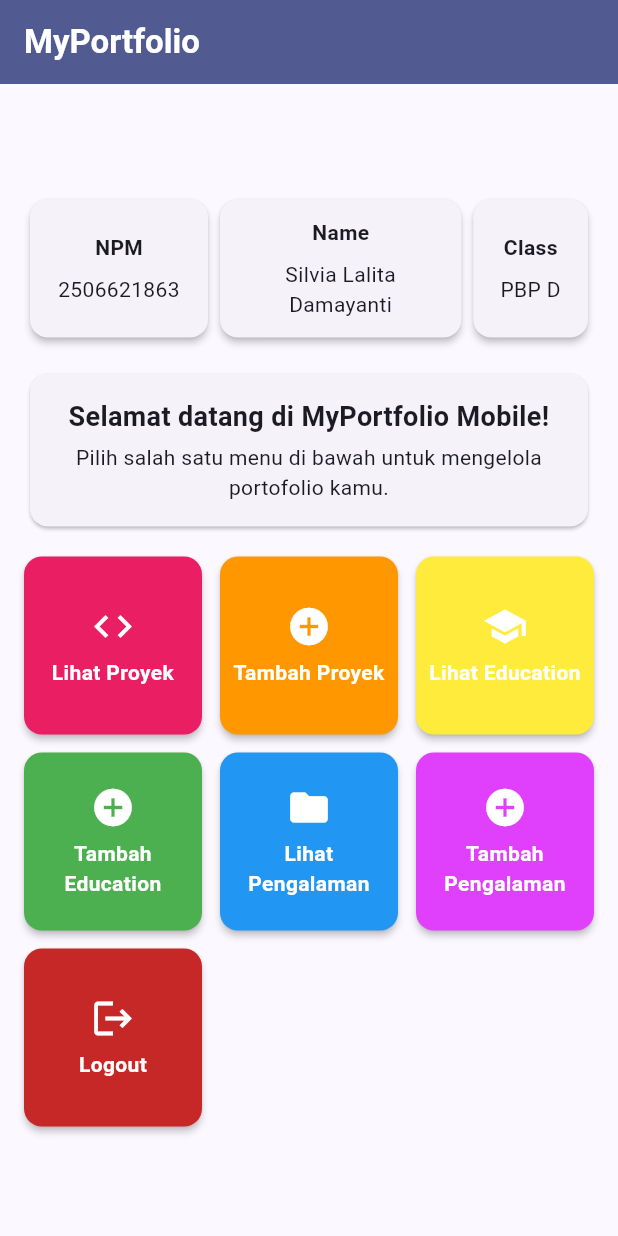
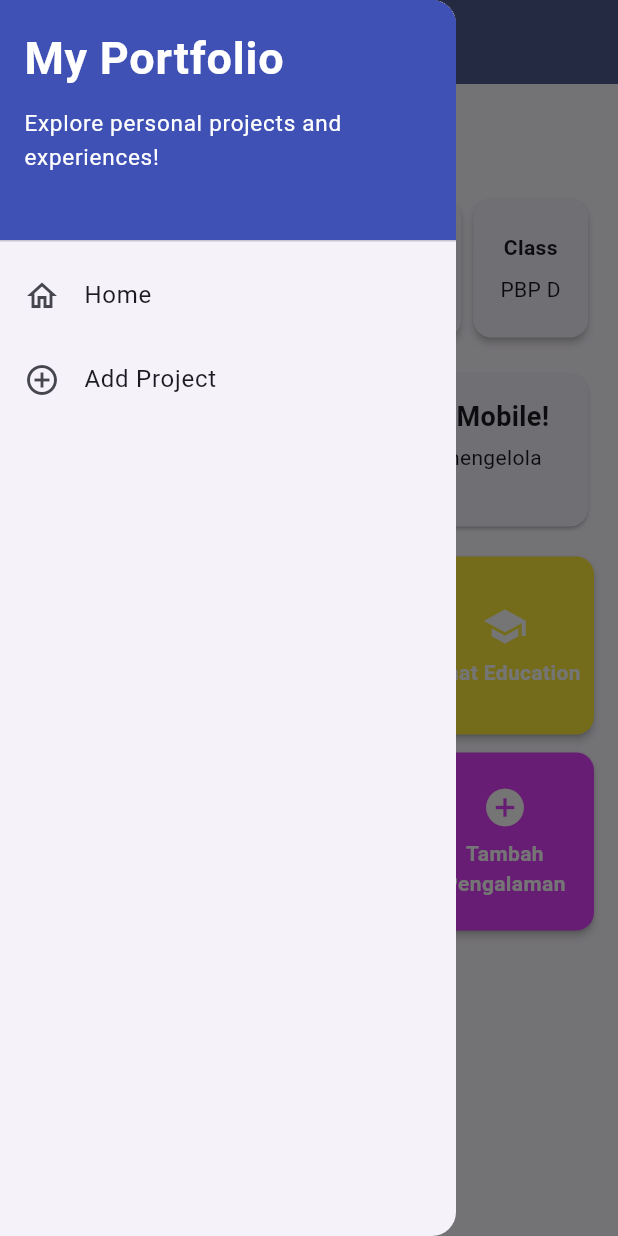
Before and after one commit to silvialalita/myportofolio_mobile, a Flutter app: the screen it shows after launch, with the side drawer open (before the commit the screen has no drawer), on a phone screen of 412 x 824 dp. Run offline on Flutter 3.47's test engine with Material 3 defaults, Android fonts, the phone set to English and light mode, and no system bars.

Commit message:
Tutorial 09: Flutter Navigation, Layouts, Forms, and Input Elements

```diff
--- a/lib/main.dart
+++ b/lib/main.dart
@@ -1,5 +1,5 @@
 import 'package:flutter/material.dart';
-import 'package:myportofolio_mobile/menu.dart';
+import 'package:myportofolio_mobile/screens/menu.dart';
 
 void main() {
   runApp(const MyApp());
--- a/lib/menu.dart
+++ b/lib/screens/menu.dart
@@ -1,4 +1,6 @@
 import 'package:flutter/material.dart';
+import 'package:myportofolio_mobile/widgets/left_drawer.dart';
+import 'package:myportofolio_mobile/widgets/project_card.dart';
 
 /// Model data untuk satu tombol aksi pada halaman utama.
 ///
@@ -53,7 +55,11 @@ class MyHomePage extends StatelessWidget {
           ),
         ),
         backgroundColor: Theme.of(context).colorScheme.primary,
+        iconTheme: const IconThemeData(color: Colors.white)
       ),
+
+      drawer: const LeftDrawer(),
+
       // SafeArea menjauhkan konten dari notch/tepi layar.
       body: SafeArea(
         // Center + ConstrainedBox: batasi lebar agar rapi di layar lebar
@@ -61,7 +67,7 @@ class MyHomePage extends StatelessWidget {
         child: Center(
           child: ConstrainedBox(
             constraints: const BoxConstraints(maxWidth: 600),
-            // SingleChildScrollView: halaman bisa di-scroll sehingga tidak
+            // SingleCvhildScrollView: halaman bisa di-scroll sehingga tidak
             // overflow pada layar kecil.
             child: SingleChildScrollView(
               padding: const EdgeInsets.all(16),
@@ -169,73 +175,3 @@ class InfoCard extends StatelessWidget {
     );
   }
 }
-
-/// Tombol aksi berbentuk kartu berwarna.
-///
-/// Warna, ikon, dan teks seluruhnya dibaca dari [item]. Saat ditekan,
-/// menampilkan SnackBar "Kamu telah menekan tombol [nama]!".
-class ItemCard extends StatelessWidget {
-  /// Data tombol yang ditampilkan.
-  final ItemHomepage item;
-
-  const ItemCard(this.item, {super.key});
-
-  /// Menampilkan SnackBar berwarna sesuai tombol; SnackBar lama ditutup dulu
-  /// agar pesan tidak menumpuk.
-  void _showSnackBar(BuildContext context) {
-    ScaffoldMessenger.of(context)
-      ..hideCurrentSnackBar()
-      ..showSnackBar(
-        SnackBar(
-          backgroundColor: item.color,
-          behavior: SnackBarBehavior.floating,
-          duration: const Duration(seconds: 2),
-          content: Row(
-            children: [
-              Icon(item.icon, color: Colors.white),
-              const SizedBox(width: 12),
-              Expanded(
-                child: Text(
-                  'Kamu telah menekan tombol ${item.name}!',
-                  style: const TextStyle(color: Colors.white),
-                ),
-              ),
-            ],
-          ),
-        ),
-      );
-  }
-
-  @override
-  Widget build(BuildContext context) {
-    return Material(
-      color: item.color,
-      elevation: 2,
-      borderRadius: BorderRadius.circular(12),
-      child: InkWell(
-        borderRadius: BorderRadius.circular(12),
-        onTap: () => _showSnackBar(context),
-        child: Padding(
-          padding: const EdgeInsets.all(8),
-          child: Column(
-            mainAxisAlignment: MainAxisAlignment.center,
-            children: [
-              Icon(item.icon, color: Colors.white, size: 30),
-              const SizedBox(height: 6),
-              Text(
-                item.name,
-                textAlign: TextAlign.center,
-                maxLines: 2,
-                overflow: TextOverflow.ellipsis,
-                style: const TextStyle(
-                  color: Colors.white,
-                  fontWeight: FontWeight.w600,
-                ),
-              ),
-            ],
-          ),
-        ),
-      ),
-    );
-  }
-}
--- /dev/null
+++ b/lib/widgets/left_drawer.dart
@@ -0,0 +1,71 @@
+import 'package:flutter/material.dart';
+import 'package:myportofolio_mobile/screens/menu.dart';
+import 'package:myportofolio_mobile/screens/project_form.dart';
+
+class LeftDrawer extends StatelessWidget {
+  const LeftDrawer({super.key});
+
+  @override
+  Widget build(BuildContext context) {
+    return Drawer(
+      child: ListView(
+        children: [
+          const DrawerHeader(
+            decoration: BoxDecoration(
+              color: Colors.indigo,
+            ),
+            child: Column(
+              crossAxisAlignment: CrossAxisAlignment.start,
+              children: [
+                Text(
+                  'My Portfolio',
+                  style: TextStyle(
+                    fontSize: 30,
+                    fontWeight: FontWeight.bold,
+                    color: Colors.white,
+                  ),
+                ),
+                SizedBox(height: 10),
+                Text(
+                  'Explore personal projects and experiences!',
+                  style: TextStyle(
+                    fontSize: 15,
+                    color: Colors.white,
+                  ),
+                ),
+              ],
+            ),
+          ),
+
+          ListTile(
+            leading: const Icon(Icons.home_outlined),
+            title: const Text('Home'),
+            // Navigasi ke halaman utama portofolio
+            onTap: () {
+              Navigator.pushReplacement(
+                context,
+                MaterialPageRoute(
+                  builder: (context) => MyHomePage(),
+                ),
+              );
+            },
+          ),
+          ListTile(
+            leading: const Icon(Icons.add_circle_outline),
+            title: const Text('Add Project'),
+            // Navigasi ke halaman tambah proyek
+            onTap: () {
+              Navigator.pushReplacement(
+                context,
+                MaterialPageRoute(
+                  builder: (context) => ProjectFormPage(),
+                ),
+              );
+
+            },
+          ),
+        ],
+      ),
+    );
+  }
+}
--- /dev/null
+++ b/lib/widgets/project_card.dart
@@ -0,0 +1,90 @@
+import 'package:flutter/material.dart';
+import 'package:myportofolio_mobile/screens/project_form.dart';
+import 'package:myportofolio_mobile/screens/menu.dart';
+
+/// Tombol aksi berbentuk kartu berwarna.
+///
+/// Warna, ikon, dan teks seluruhnya dibaca dari [item]. Saat ditekan,
+/// menampilkan SnackBar "Kamu telah menekan tombol [nama]!".
+/// Tombol aksi berbentuk kartu berwarna.
+///
+/// Warna, ikon, dan teks seluruhnya dibaca dari [item]. Saat ditekan,
+/// menampilkan SnackBar "Kamu telah menekan tombol [nama]!".
+class ItemCard extends StatelessWidget {
+  /// Data tombol yang ditampilkan.
+  final ItemHomepage item;
+
+  const ItemCard(this.item, {super.key});
+
+  /// Menampilkan SnackBar berwarna sesuai tombol; SnackBar lama ditutup dulu
+  /// agar pesan tidak menumpuk.
+  void _showSnackBar(BuildContext context) {
+    ScaffoldMessenger.of(context)
+      ..hideCurrentSnackBar()
+      ..showSnackBar(
+        SnackBar(
+          backgroundColor: item.color,
+          behavior: SnackBarBehavior.floating,
+          duration: const Duration(seconds: 2),
+          content: Row(
+            children: [
+              Icon(item.icon, color: Colors.white),
+              const SizedBox(width: 12),
+              Expanded(
+                child: Text(
+                  'Kamu telah menekan tombol ${item.name}!',
+                  style: const TextStyle(color: Colors.white),
+                ),
+              ),
+            ],
+          ),
+        ),
+      );
+  }
+
+  @override
+  Widget build(BuildContext context) {
+    return Material(
+      color: item.color,
+      elevation: 2,
+      borderRadius: BorderRadius.circular(12),
+      child: InkWell(
+        borderRadius: BorderRadius.circular(12),
+        // Area responsif terhadap sentuhan
+        onTap: () {
+          // Memunculkan SnackBar ketika diklik
+          // Modified biar snackbar warna-warni dan ada icon 🤩
+          _showSnackBar(context);
+
+          // Navigate ke halaman yang sesuai
+          if (item.name == "Tambah Proyek") {
+            Navigator.push(
+              context,
+              MaterialPageRoute(builder: (context) => const ProjectFormPage()),
+            );
+          }
+        },
+        child: Padding(
+          padding: const EdgeInsets.all(8),
+          child: Column(
+            mainAxisAlignment: MainAxisAlignment.center,
+            children: [
+              Icon(item.icon, color: Colors.white, size: 30),
+              const SizedBox(height: 6),
+              Text(
+                item.name,
+                textAlign: TextAlign.center,
+                maxLines: 2,
+                overflow: TextOverflow.ellipsis,
+                style: const TextStyle(
+                  color: Colors.white,
+                  fontWeight: FontWeight.w600,
+                ),
+              ),
+            ],
+          ),
+        ),
+      ),
+    );
+  }
+}
```
Also changed, not shown: lib/screens/project_form.dart (added, +221 -0 lines), 1 other file.
